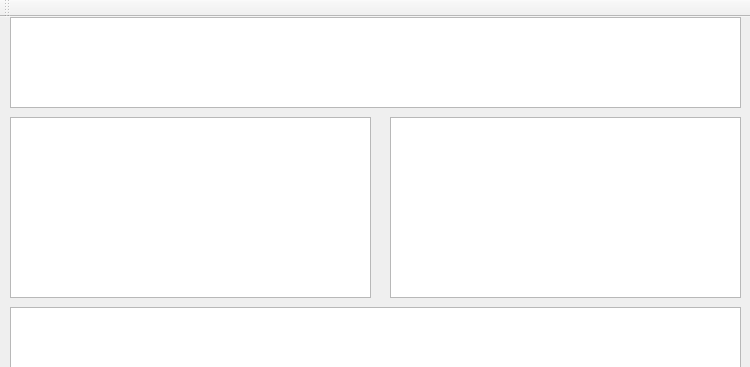
First picture: the form in StrikerLoadViewer/mainwindow.ui, repository kewlrus/QT_StrikerLoadViewer, before the edit; both pictures show x 0 to 750 and y 0 to 367 of the 750 by 648 pixel window.
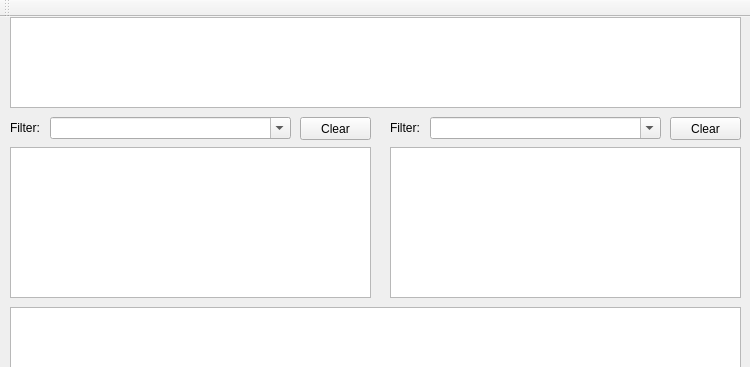
Second picture: the form after the edit.

Diff of the .ui file:
```diff
--- a/StrikerLoadViewer/mainwindow.ui
+++ b/StrikerLoadViewer/mainwindow.ui
@@ -30,9 +30,9 @@
     <property name="geometry">
      <rect>
       <x>10</x>
-      <y>100</y>
+      <y>130</y>
       <width>361</width>
-      <height>181</height>
+      <height>151</height>
      </rect>
     </property>
    </widget>
@@ -50,9 +50,9 @@
     <property name="geometry">
      <rect>
       <x>390</x>
-      <y>100</y>
+      <y>130</y>
       <width>351</width>
-      <height>181</height>
+      <height>151</height>
      </rect>
     </property>
    </widget>
@@ -88,6 +88,114 @@
      <string>Choose Folder</string>
     </property>
    </widget>
+   <widget class="QLabel" name="FilterLabel">
+    <property name="geometry">
+     <rect>
+      <x>390</x>
+      <y>100</y>
+      <width>46</width>
+      <height>21</height>
+     </rect>
+    </property>
+    <property name="text">
+     <string>Filter:</string>
+    </property>
+   </widget>
+   <widget class="QComboBox" name="FilterComboBox">
+    <property name="geometry">
+     <rect>
+      <x>430</x>
+      <y>100</y>
+      <width>231</width>
+      <height>22</height>
+     </rect>
+    </property>
+    <property name="editable">
+     <bool>true</bool>
+    </property>
+    <item>
+     <property name="text">
+      <string/>
+     </property>
+    </item>
+    <item>
+     <property name="text">
+      <string>_G.STATE_IDLE</string>
+     </property>
+    </item>
+    <item>
+     <property name="text">
+      <string>_G.STATE_WALK</string>
+     </property>
+    </item>
+    <item>
+     <property name="text">
+      <string>_G.STATE_DEAD</string>
+     </property>
+    </item>
+    <item>
+     <property name="text">
+      <string>_G.STATE_FIRE</string>
+     </property>
+    </item>
+    <item>
+     <property name="text">
+      <string>_G.STATE_CUSTOM</string>
+     </property>
+    </item>
+   </widget>
+   <widget class="QLabel" name="FilterLabel_2">
+    <property name="geometry">
+     <rect>
+      <x>10</x>
+      <y>100</y>
+      <width>46</width>
+      <height>21</height>
+     </rect>
+    </property>
+    <property name="text">
+     <string>Filter:</string>
+    </property>
+   </widget>
+   <widget class="QComboBox" name="FilterFuncComboBox">
+    <property name="geometry">
+     <rect>
+      <x>50</x>
+      <y>100</y>
+      <width>241</width>
+      <height>22</height>
+     </rect>
+    </property>
+    <property name="editable">
+     <bool>true</bool>
+    </property>
+   </widget>
+   <widget class="QPushButton" name="ClearFuncFilterButton">
+    <property name="geometry">
+     <rect>
+      <x>300</x>
+      <y>100</y>
+      <width>71</width>
+      <height>23</height>
+     </rect>
+    </property>
+    <property name="text">
+     <string>Clear</string>
+    </property>
+   </widget>
+   <widget class="QPushButton" name="ClearAppFilterButton">
+    <property name="geometry">
+     <rect>
+      <x>670</x>
+      <y>100</y>
+      <width>71</width>
+      <height>23</height>
+     </rect>
+    </property>
+    <property name="text">
+     <string>Clear</string>
+    </property>
+   </widget>
   </widget>
   <widget class="QMenuBar" name="menuBar">
    <property name="geometry">
```
Left out of the diff: 3 changed lines with no effect on the pictures.
